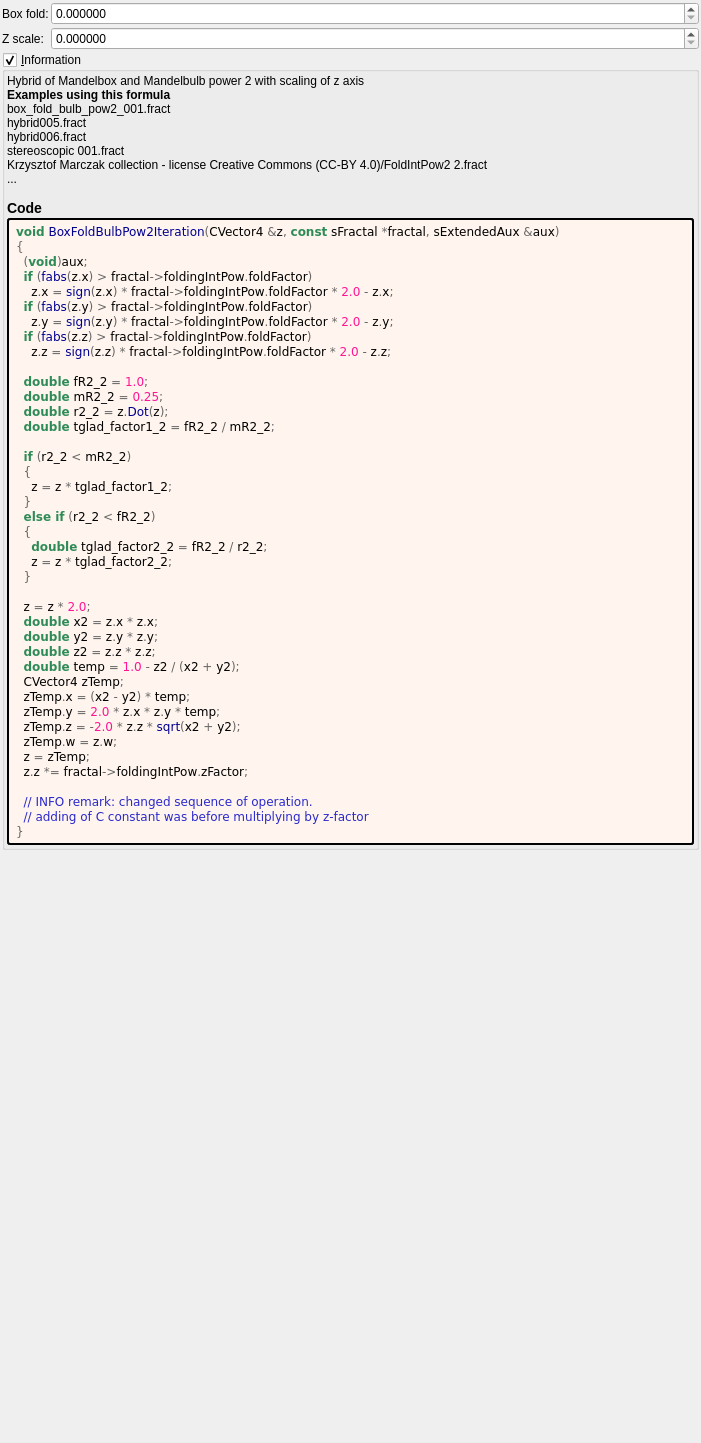
First picture: the form in mandelbulber2/formula/ui/box_fold_bulb_pow2.ui, repository buddhi1980/mandelbulber2, before the edit.
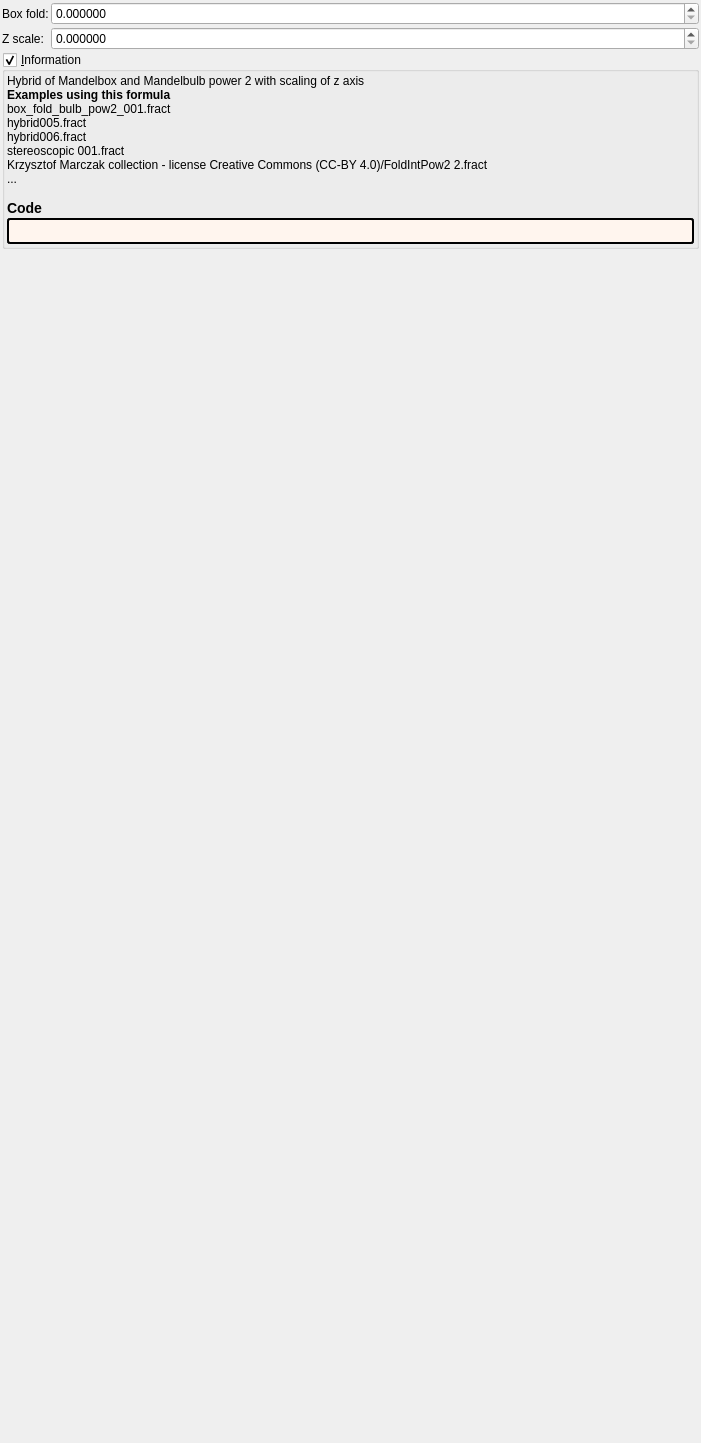
Second picture: the form after the edit. Custom widgets are drawn as their Qt base class.

The edit to the form file:
```diff
--- a/mandelbulber2/formula/ui/box_fold_bulb_pow2.ui
+++ b/mandelbulber2/formula/ui/box_fold_bulb_pow2.ui
@@ -157,50 +157,7 @@
          <string notr="true">border-style: outset; border-width: 2px; border-radius: 3px; border-color: black; background-color: #fff5ee; padding: 4px;</string>
         </property>
         <property name="text">
-         <string notr="true">&lt;body style=&quot;background-color:#fff5ee&quot;&gt;
-&lt;pre style=&quot;color:#000000; background-color:#fff5ee;  font-family:'Courier New',monospace;&quot;&gt;&lt;span style=&quot;color:#2e8b57; font-weight:bold&quot;&gt;void&lt;/span&gt; &lt;span style=&quot;color:#00008f&quot;&gt;BoxFoldBulbPow2Iteration&lt;/span&gt;&lt;span style=&quot;color:#676767&quot;&gt;(&lt;/span&gt;CVector4 &lt;span style=&quot;color:#676767&quot;&gt;&amp;amp;&lt;/span&gt;z&lt;span style=&quot;color:#676767&quot;&gt;,&lt;/span&gt; &lt;span style=&quot;color:#2e8b57; font-weight:bold&quot;&gt;const&lt;/span&gt; sFractal &lt;span style=&quot;color:#676767&quot;&gt;*&lt;/span&gt;fractal&lt;span style=&quot;color:#676767&quot;&gt;,&lt;/span&gt; sExtendedAux &lt;span style=&quot;color:#676767&quot;&gt;&amp;amp;&lt;/span&gt;aux&lt;span style=&quot;color:#676767&quot;&gt;)&lt;/span&gt;
-&lt;span style=&quot;color:#676767&quot;&gt;{&lt;/span&gt;
-  &lt;span style=&quot;color:#676767&quot;&gt;(&lt;/span&gt;&lt;span style=&quot;color:#2e8b57; font-weight:bold&quot;&gt;void&lt;/span&gt;&lt;span style=&quot;color:#676767&quot;&gt;)&lt;/span&gt;aux&lt;span style=&quot;color:#676767&quot;&gt;;&lt;/span&gt;
-  &lt;span style=&quot;color:#2e8b57; font-weight:bold&quot;&gt;if&lt;/span&gt; &lt;span style=&quot;color:#676767&quot;&gt;(&lt;/span&gt;&lt;span style=&quot;color:#00008f&quot;&gt;fabs&lt;/span&gt;&lt;span style=&quot;color:#676767&quot;&gt;(&lt;/span&gt;z&lt;span style=&quot;color:#676767&quot;&gt;.&lt;/span&gt;x&lt;span style=&quot;color:#676767&quot;&gt;) &amp;gt;&lt;/span&gt; fractal&lt;span style=&quot;color:#676767&quot;&gt;-&amp;gt;&lt;/span&gt;foldingIntPow&lt;span style=&quot;color:#676767&quot;&gt;.&lt;/span&gt;foldFactor&lt;span style=&quot;color:#676767&quot;&gt;)&lt;/span&gt;
-    z&lt;span style=&quot;color:#676767&quot;&gt;.&lt;/span&gt;x &lt;span style=&quot;color:#676767&quot;&gt;=&lt;/span&gt; &lt;span style=&quot;color:#00008f&quot;&gt;sign&lt;/span&gt;&lt;span style=&quot;color:#676767&quot;&gt;(&lt;/span&gt;z&lt;span style=&quot;color:#676767&quot;&gt;.&lt;/span&gt;x&lt;span style=&quot;color:#676767&quot;&gt;) *&lt;/span&gt; fractal&lt;span style=&quot;color:#676767&quot;&gt;-&amp;gt;&lt;/span&gt;foldingIntPow&lt;span style=&quot;color:#676767&quot;&gt;.&lt;/span&gt;foldFactor &lt;span style=&quot;color:#676767&quot;&gt;*&lt;/span&gt; &lt;span style=&quot;color:#ff1493&quot;&gt;2.0&lt;/span&gt; &lt;span style=&quot;color:#676767&quot;&gt;-&lt;/span&gt; z&lt;span style=&quot;color:#676767&quot;&gt;.&lt;/span&gt;x&lt;span style=&quot;color:#676767&quot;&gt;;&lt;/span&gt;
-  &lt;span style=&quot;color:#2e8b57; font-weight:bold&quot;&gt;if&lt;/span&gt; &lt;span style=&quot;color:#676767&quot;&gt;(&lt;/span&gt;&lt;span style=&quot;color:#00008f&quot;&gt;fabs&lt;/span&gt;&lt;span style=&quot;color:#676767&quot;&gt;(&lt;/span&gt;z&lt;span style=&quot;color:#676767&quot;&gt;.&lt;/span&gt;y&lt;span style=&quot;color:#676767&quot;&gt;) &amp;gt;&lt;/span&gt; fractal&lt;span style=&quot;color:#676767&quot;&gt;-&amp;gt;&lt;/span&gt;foldingIntPow&lt;span style=&quot;color:#676767&quot;&gt;.&lt;/span&gt;foldFactor&lt;span style=&quot;color:#676767&quot;&gt;)&lt;/span&gt;
-    z&lt;span style=&quot;color:#676767&quot;&gt;.&lt;/span&gt;y &lt;span style=&quot;color:#676767&quot;&gt;=&lt;/span&gt; &lt;span style=&quot;color:#00008f&quot;&gt;sign&lt;/span&gt;&lt;span style=&quot;color:#676767&quot;&gt;(&lt;/span&gt;z&lt;span style=&quot;color:#676767&quot;&gt;.&lt;/span&gt;y&lt;span style=&quot;color:#676767&quot;&gt;) *&lt;/span&gt; fractal&lt;span style=&quot;color:#676767&quot;&gt;-&amp;gt;&lt;/span&gt;foldingIntPow&lt;span style=&quot;color:#676767&quot;&gt;.&lt;/span&gt;foldFactor &lt;span style=&quot;color:#676767&quot;&gt;*&lt;/span&gt; &lt;span style=&quot;color:#ff1493&quot;&gt;2.0&lt;/span&gt; &lt;span style=&quot;color:#676767&quot;&gt;-&lt;/span&gt; z&lt;span style=&quot;color:#676767&quot;&gt;.&lt;/span&gt;y&lt;span style=&quot;color:#676767&quot;&gt;;&lt;/span&gt;
-  &lt;span style=&quot;color:#2e8b57; font-weight:bold&quot;&gt;if&lt;/span&gt; &lt;span style=&quot;color:#676767&quot;&gt;(&lt;/span&gt;&lt;span style=&quot;color:#00008f&quot;&gt;fabs&lt;/span&gt;&lt;span style=&quot;color:#676767&quot;&gt;(&lt;/span&gt;z&lt;span style=&quot;color:#676767&quot;&gt;.&lt;/span&gt;z&lt;span style=&quot;color:#676767&quot;&gt;) &amp;gt;&lt;/span&gt; fractal&lt;span style=&quot;color:#676767&quot;&gt;-&amp;gt;&lt;/span&gt;foldingIntPow&lt;span style=&quot;color:#676767&quot;&gt;.&lt;/span&gt;foldFactor&lt;span style=&quot;color:#676767&quot;&gt;)&lt;/span&gt;
-    z&lt;span style=&quot;color:#676767&quot;&gt;.&lt;/span&gt;z &lt;span style=&quot;color:#676767&quot;&gt;=&lt;/span&gt; &lt;span style=&quot;color:#00008f&quot;&gt;sign&lt;/span&gt;&lt;span style=&quot;color:#676767&quot;&gt;(&lt;/span&gt;z&lt;span style=&quot;color:#676767&quot;&gt;.&lt;/span&gt;z&lt;span style=&quot;color:#676767&quot;&gt;) *&lt;/span&gt; fractal&lt;span style=&quot;color:#676767&quot;&gt;-&amp;gt;&lt;/span&gt;foldingIntPow&lt;span style=&quot;color:#676767&quot;&gt;.&lt;/span&gt;foldFactor &lt;span style=&quot;color:#676767&quot;&gt;*&lt;/span&gt; &lt;span style=&quot;color:#ff1493&quot;&gt;2.0&lt;/span&gt; &lt;span style=&quot;color:#676767&quot;&gt;-&lt;/span&gt; z&lt;span style=&quot;color:#676767&quot;&gt;.&lt;/span&gt;z&lt;span style=&quot;color:#676767&quot;&gt;;&lt;/span&gt;
-
-  &lt;span style=&quot;color:#2e8b57; font-weight:bold&quot;&gt;double&lt;/span&gt; fR2_2 &lt;span style=&quot;color:#676767&quot;&gt;=&lt;/span&gt; &lt;span style=&quot;color:#ff1493&quot;&gt;1.0&lt;/span&gt;&lt;span style=&quot;color:#676767&quot;&gt;;&lt;/span&gt;
-  &lt;span style=&quot;color:#2e8b57; font-weight:bold&quot;&gt;double&lt;/span&gt; mR2_2 &lt;span style=&quot;color:#676767&quot;&gt;=&lt;/span&gt; &lt;span style=&quot;color:#ff1493&quot;&gt;0.25&lt;/span&gt;&lt;span style=&quot;color:#676767&quot;&gt;;&lt;/span&gt;
-  &lt;span style=&quot;color:#2e8b57; font-weight:bold&quot;&gt;double&lt;/span&gt; r2_2 &lt;span style=&quot;color:#676767&quot;&gt;=&lt;/span&gt; z&lt;span style=&quot;color:#676767&quot;&gt;.&lt;/span&gt;&lt;span style=&quot;color:#00008f&quot;&gt;Dot&lt;/span&gt;&lt;span style=&quot;color:#676767&quot;&gt;(&lt;/span&gt;z&lt;span style=&quot;color:#676767&quot;&gt;);&lt;/span&gt;
-  &lt;span style=&quot;color:#2e8b57; font-weight:bold&quot;&gt;double&lt;/span&gt; tglad_factor1_2 &lt;span style=&quot;color:#676767&quot;&gt;=&lt;/span&gt; fR2_2 &lt;span style=&quot;color:#676767&quot;&gt;/&lt;/span&gt; mR2_2&lt;span style=&quot;color:#676767&quot;&gt;;&lt;/span&gt;
-
-  &lt;span style=&quot;color:#2e8b57; font-weight:bold&quot;&gt;if&lt;/span&gt; &lt;span style=&quot;color:#676767&quot;&gt;(&lt;/span&gt;r2_2 &lt;span style=&quot;color:#676767&quot;&gt;&amp;lt;&lt;/span&gt; mR2_2&lt;span style=&quot;color:#676767&quot;&gt;)&lt;/span&gt;
-  &lt;span style=&quot;color:#676767&quot;&gt;{&lt;/span&gt;
-    z &lt;span style=&quot;color:#676767&quot;&gt;=&lt;/span&gt; z &lt;span style=&quot;color:#676767&quot;&gt;*&lt;/span&gt; tglad_factor1_2&lt;span style=&quot;color:#676767&quot;&gt;;&lt;/span&gt;
-  &lt;span style=&quot;color:#676767&quot;&gt;}&lt;/span&gt;
-  &lt;span style=&quot;color:#2e8b57; font-weight:bold&quot;&gt;else if&lt;/span&gt; &lt;span style=&quot;color:#676767&quot;&gt;(&lt;/span&gt;r2_2 &lt;span style=&quot;color:#676767&quot;&gt;&amp;lt;&lt;/span&gt; fR2_2&lt;span style=&quot;color:#676767&quot;&gt;)&lt;/span&gt;
-  &lt;span style=&quot;color:#676767&quot;&gt;{&lt;/span&gt;
-    &lt;span style=&quot;color:#2e8b57; font-weight:bold&quot;&gt;double&lt;/span&gt; tglad_factor2_2 &lt;span style=&quot;color:#676767&quot;&gt;=&lt;/span&gt; fR2_2 &lt;span style=&quot;color:#676767&quot;&gt;/&lt;/span&gt; r2_2&lt;span style=&quot;color:#676767&quot;&gt;;&lt;/span&gt;
-    z &lt;span style=&quot;color:#676767&quot;&gt;=&lt;/span&gt; z &lt;span style=&quot;color:#676767&quot;&gt;*&lt;/span&gt; tglad_factor2_2&lt;span style=&quot;color:#676767&quot;&gt;;&lt;/span&gt;
-  &lt;span style=&quot;color:#676767&quot;&gt;}&lt;/span&gt;
-
-  z &lt;span style=&quot;color:#676767&quot;&gt;=&lt;/span&gt; z &lt;span style=&quot;color:#676767&quot;&gt;*&lt;/span&gt; &lt;span style=&quot;color:#ff1493&quot;&gt;2.0&lt;/span&gt;&lt;span style=&quot;color:#676767&quot;&gt;;&lt;/span&gt;
-  &lt;span style=&quot;color:#2e8b57; font-weight:bold&quot;&gt;double&lt;/span&gt; x2 &lt;span style=&quot;color:#676767&quot;&gt;=&lt;/span&gt; z&lt;span style=&quot;color:#676767&quot;&gt;.&lt;/span&gt;x &lt;span style=&quot;color:#676767&quot;&gt;*&lt;/span&gt; z&lt;span style=&quot;color:#676767&quot;&gt;.&lt;/span&gt;x&lt;span style=&quot;color:#676767&quot;&gt;;&lt;/span&gt;
-  &lt;span style=&quot;color:#2e8b57; font-weight:bold&quot;&gt;double&lt;/span&gt; y2 &lt;span style=&quot;color:#676767&quot;&gt;=&lt;/span&gt; z&lt;span style=&quot;color:#676767&quot;&gt;.&lt;/span&gt;y &lt;span style=&quot;color:#676767&quot;&gt;*&lt;/span&gt; z&lt;span style=&quot;color:#676767&quot;&gt;.&lt;/span&gt;y&lt;span style=&quot;color:#676767&quot;&gt;;&lt;/span&gt;
-  &lt;span style=&quot;color:#2e8b57; font-weight:bold&quot;&gt;double&lt;/span&gt; z2 &lt;span style=&quot;color:#676767&quot;&gt;=&lt;/span&gt; z&lt;span style=&quot;color:#676767&quot;&gt;.&lt;/span&gt;z &lt;span style=&quot;color:#676767&quot;&gt;*&lt;/span&gt; z&lt;span style=&quot;color:#676767&quot;&gt;.&lt;/span&gt;z&lt;span style=&quot;color:#676767&quot;&gt;;&lt;/span&gt;
-  &lt;span style=&quot;color:#2e8b57; font-weight:bold&quot;&gt;double&lt;/span&gt; temp &lt;span style=&quot;color:#676767&quot;&gt;=&lt;/span&gt; &lt;span style=&quot;color:#ff1493&quot;&gt;1.0&lt;/span&gt; &lt;span style=&quot;color:#676767&quot;&gt;-&lt;/span&gt; z2 &lt;span style=&quot;color:#676767&quot;&gt;/ (&lt;/span&gt;x2 &lt;span style=&quot;color:#676767&quot;&gt;+&lt;/span&gt; y2&lt;span style=&quot;color:#676767&quot;&gt;);&lt;/span&gt;
-  CVector4 zTemp&lt;span style=&quot;color:#676767&quot;&gt;;&lt;/span&gt;
-  zTemp&lt;span style=&quot;color:#676767&quot;&gt;.&lt;/span&gt;x &lt;span style=&quot;color:#676767&quot;&gt;= (&lt;/span&gt;x2 &lt;span style=&quot;color:#676767&quot;&gt;-&lt;/span&gt; y2&lt;span style=&quot;color:#676767&quot;&gt;) *&lt;/span&gt; temp&lt;span style=&quot;color:#676767&quot;&gt;;&lt;/span&gt;
-  zTemp&lt;span style=&quot;color:#676767&quot;&gt;.&lt;/span&gt;y &lt;span style=&quot;color:#676767&quot;&gt;=&lt;/span&gt; &lt;span style=&quot;color:#ff1493&quot;&gt;2.0&lt;/span&gt; &lt;span style=&quot;color:#676767&quot;&gt;*&lt;/span&gt; z&lt;span style=&quot;color:#676767&quot;&gt;.&lt;/span&gt;x &lt;span style=&quot;color:#676767&quot;&gt;*&lt;/span&gt; z&lt;span style=&quot;color:#676767&quot;&gt;.&lt;/span&gt;y &lt;span style=&quot;color:#676767&quot;&gt;*&lt;/span&gt; temp&lt;span style=&quot;color:#676767&quot;&gt;;&lt;/span&gt;
-  zTemp&lt;span style=&quot;color:#676767&quot;&gt;.&lt;/span&gt;z &lt;span style=&quot;color:#676767&quot;&gt;= -&lt;/span&gt;&lt;span style=&quot;color:#ff1493&quot;&gt;2.0&lt;/span&gt; &lt;span style=&quot;color:#676767&quot;&gt;*&lt;/span&gt; z&lt;span style=&quot;color:#676767&quot;&gt;.&lt;/span&gt;z &lt;span style=&quot;color:#676767&quot;&gt;*&lt;/span&gt; &lt;span style=&quot;color:#00008f&quot;&gt;sqrt&lt;/span&gt;&lt;span style=&quot;color:#676767&quot;&gt;(&lt;/span&gt;x2 &lt;span style=&quot;color:#676767&quot;&gt;+&lt;/span&gt; y2&lt;span style=&quot;color:#676767&quot;&gt;);&lt;/span&gt;
-  zTemp&lt;span style=&quot;color:#676767&quot;&gt;.&lt;/span&gt;w &lt;span style=&quot;color:#676767&quot;&gt;=&lt;/span&gt; z&lt;span style=&quot;color:#676767&quot;&gt;.&lt;/span&gt;w&lt;span style=&quot;color:#676767&quot;&gt;;&lt;/span&gt;
-  z &lt;span style=&quot;color:#676767&quot;&gt;=&lt;/span&gt; zTemp&lt;span style=&quot;color:#676767&quot;&gt;;&lt;/span&gt;
-  z&lt;span style=&quot;color:#676767&quot;&gt;.&lt;/span&gt;z &lt;span style=&quot;color:#676767&quot;&gt;*=&lt;/span&gt; fractal&lt;span style=&quot;color:#676767&quot;&gt;-&amp;gt;&lt;/span&gt;foldingIntPow&lt;span style=&quot;color:#676767&quot;&gt;.&lt;/span&gt;zFactor&lt;span style=&quot;color:#676767&quot;&gt;;&lt;/span&gt;
-
-  &lt;span style=&quot;color:#2929cc&quot;&gt;// INFO remark: changed sequence of operation.&lt;/span&gt;
-  &lt;span style=&quot;color:#2929cc&quot;&gt;// adding of C constant was before multiplying by z-factor&lt;/span&gt;
-&lt;span style=&quot;color:#676767&quot;&gt;}&lt;/span&gt;
-&lt;/pre&gt;
-&lt;/body&gt;</string>
+         <string notr="true"></string>
         </property>
         <property name="wordWrap">
          <bool>true</bool>
```
